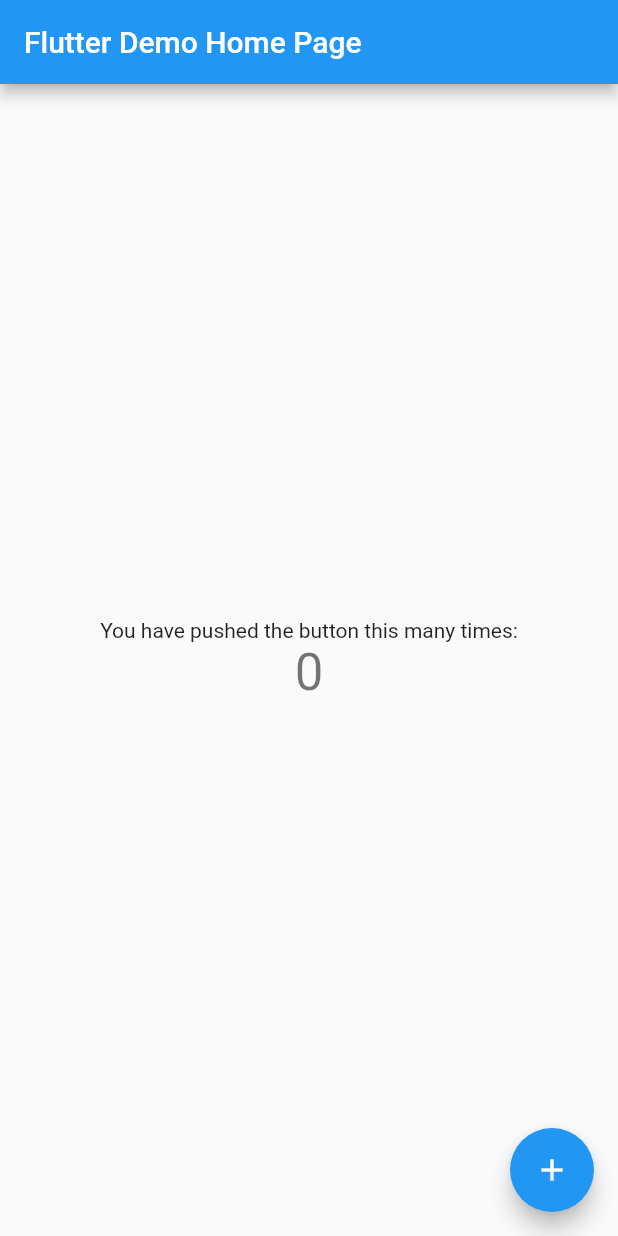
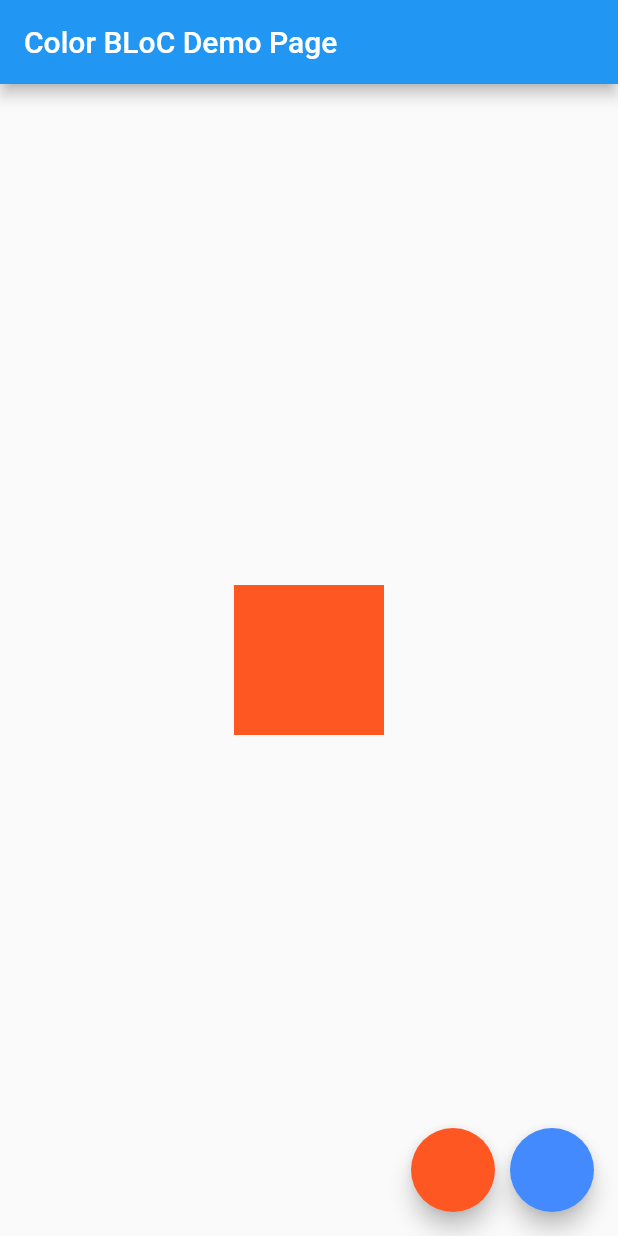
Before and after one commit to normndakbr/coba_flutter_bloc, a Flutter app: the screen it shows after launch, on a phone screen of 412 x 824 dp. Run offline on Flutter 3.47's test engine with Material 2 defaults, Android fonts, the light colour scheme and no system bars.

Commit message:
added layout

```diff
--- a/coba_flutter_bloc/lib/main.dart
+++ b/coba_flutter_bloc/lib/main.dart
@@ -15,7 +15,7 @@
       theme: ThemeData(
         primarySwatch: Colors.blue,
       ),
-      home: const MyHomePage(title: 'Flutter Demo Home Page'),
+      home: const MyHomePage(title: 'Color BLoC Demo Page'),
     );
   }
 }
@@ -29,14 +29,6 @@
 }
 
 class _MyHomePageState extends State<MyHomePage> {
-  int _counter = 0;
-
-  void _incrementCounter() {
-    setState(() {
-      _counter++;
-    });
-  }
-
   @override
   Widget build(BuildContext context) {
     return Scaffold(
@@ -44,23 +36,28 @@
         title: Text(widget.title),
       ),
       body: Center(
-        child: Column(
-          mainAxisAlignment: MainAxisAlignment.center,
-          children: <Widget>[
-            const Text(
-              'You have pushed the button this many times:',
-            ),
-            Text(
-              '$_counter',
-              style: Theme.of(context).textTheme.headline4,
-            ),
-          ],
+        child: AnimatedContainer(
+          height: 100,
+          width: 100,
+          color: Colors.deepOrange,
+          duration: const Duration(milliseconds: 100),
         ),
       ),
-      floatingActionButton: FloatingActionButton(
-        onPressed: _incrementCounter,
-        tooltip: 'Increment',
-        child: const Icon(Icons.add),
+      floatingActionButton: Row(
+        mainAxisAlignment: MainAxisAlignment.end,
+        children: [
+          FloatingActionButton(
+            onPressed: () {},
+            backgroundColor: Colors.deepOrange,
+          ),
+          const SizedBox(
+            width: 10,
+          ),
+          FloatingActionButton(
+            onPressed: () {},
+            backgroundColor: Colors.blueAccent,
+          ),
+        ],
       ), // This trailing comma makes auto-formatting nicer for build methods.
     );
   }
```
Also changed, not shown: coba_flutter_bloc/lib/color_bloc.dart (added).
